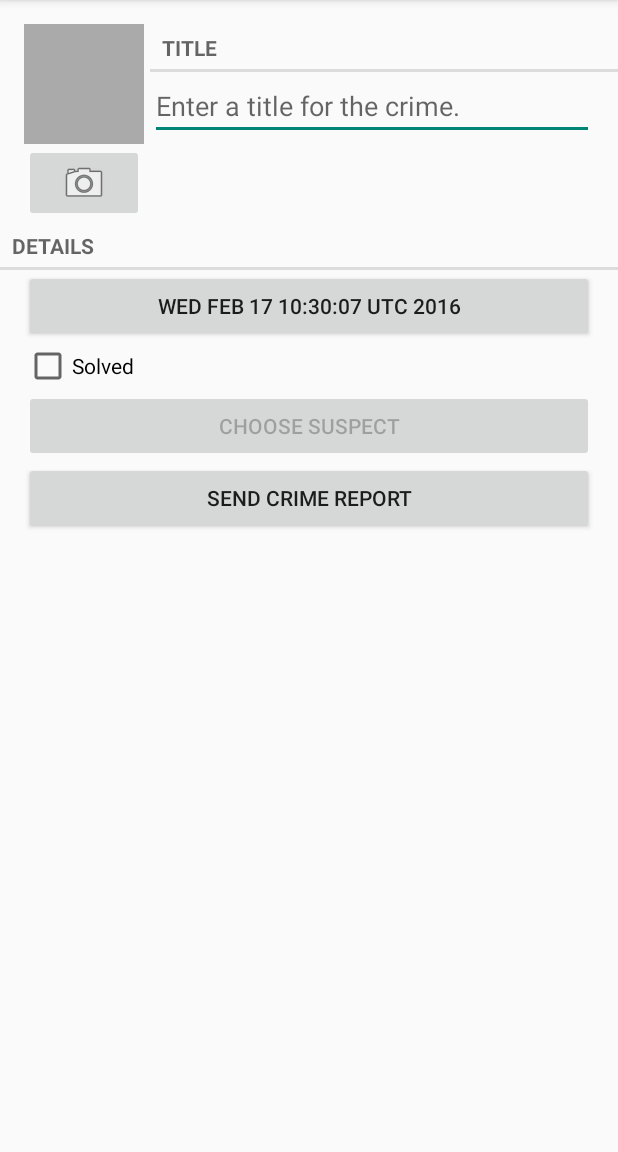
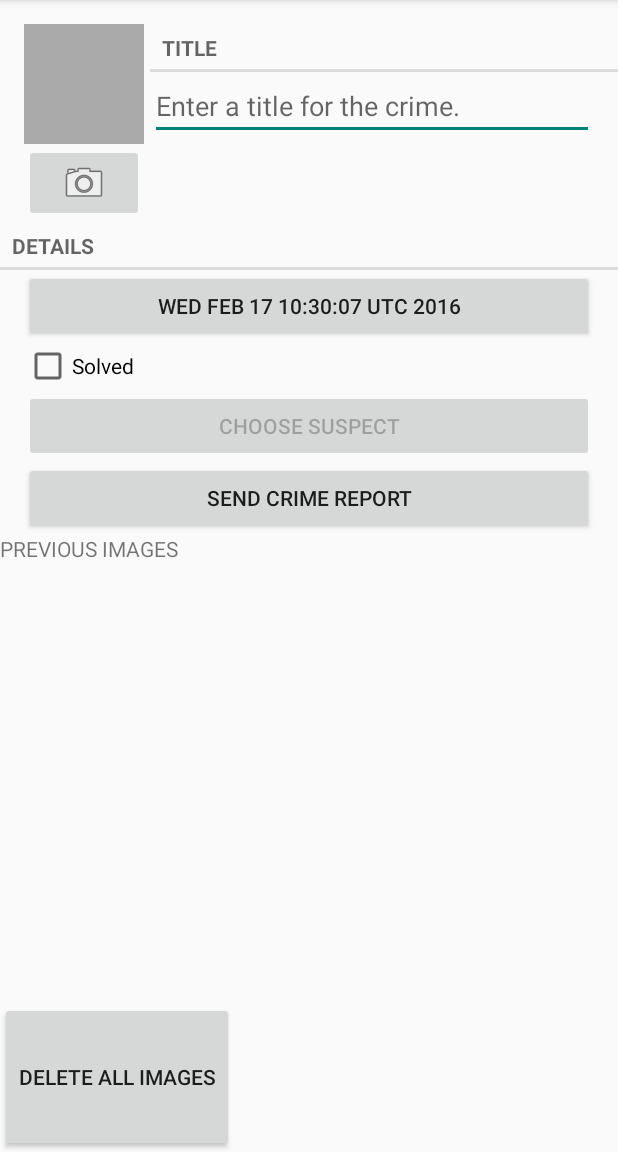
Before and after one commit to xjhao/AndroidProject, an Android app: the CrimeFragment screen opened directly, with no data from a screen before it, on a phone screen of 412 x 824 dp, the part 84-1236 px from its top. Run offline under Robolectric (Android 15) with nearby library versions, the phone set to English and light mode, and no system bars.

```diff
--- a/CriminalIntent/app/src/main/res/layout/fragment_crime.xml
+++ b/CriminalIntent/app/src/main/res/layout/fragment_crime.xml
@@ -1,23 +1,24 @@
 <?xml version="1.0" encoding="utf-8"?>
 <LinearLayout xmlns:android="http://schemas.android.com/apk/res/android"
-              android:orientation="vertical"
-              android:layout_width="match_parent"
-              android:layout_height="match_parent">
+    xmlns:tools="http://schemas.android.com/tools"
+    android:layout_width="match_parent"
+    android:layout_height="match_parent"
+    android:orientation="vertical">
 
     <include layout="@layout/view_camera_and_title" />
 
     <TextView
+        style="?android:listSeparatorTextViewStyle"
         android:layout_width="match_parent"
         android:layout_height="wrap_content"
-        android:text="@string/crime_details_label"
-        style="?android:listSeparatorTextViewStyle"/>
+        android:text="@string/crime_details_label" />
 
     <Button
         android:id="@+id/crime_date"
         android:layout_width="match_parent"
         android:layout_height="wrap_content"
         android:layout_marginLeft="16dp"
-        android:layout_marginRight="16dp"/>
+        android:layout_marginRight="16dp" />
 
     <CheckBox
         android:id="@+id/crime_solved"
@@ -25,22 +26,24 @@
         android:layout_height="wrap_content"
         android:layout_marginLeft="16dp"
         android:layout_marginRight="16dp"
-        android:text="@string/crime_solved_label"/>
+        android:text="@string/crime_solved_label" />
+
     <Button
         android:id="@+id/crime_suspect"
         android:layout_width="match_parent"
         android:layout_height="wrap_content"
         android:layout_marginLeft="16dp"
         android:layout_marginRight="16dp"
-        android:text="@string/crime_suspect_text"
-        />
+        android:text="@string/crime_suspect_text" />
+
     <Button
         android:id="@+id/crime_report"
         android:layout_width="match_parent"
         android:layout_height="wrap_content"
         android:layout_marginLeft="16dp"
         android:layout_marginRight="16dp"
-        android:text="@string/crime_report_text"
-        />
+        android:text="@string/crime_report_text" />
+
+   <include layout="@layout/show_imgs" />
 
 </LinearLayout>
--- /dev/null
+++ b/CriminalIntent/app/src/main/res/layout/show_imgs.xml
@@ -0,0 +1,29 @@
+<?xml version="1.0" encoding="utf-8"?>
+<LinearLayout xmlns:android="http://schemas.android.com/apk/res/android"
+    android:orientation="vertical" android:layout_width="match_parent"
+    android:layout_height="match_parent"
+    android:layout_weight="100"
+    >
+
+    <TextView
+        android:layout_width="wrap_content"
+        android:layout_height="wrap_content"
+        android:layout_weight="15"
+        android:text="PREVIOUS IMAGES"
+        android:id="@+id/previousImgs" />
+
+    <GridView
+        android:layout_width="match_parent"
+        android:layout_height="0dip"
+        android:layout_weight="70"
+        android:numColumns="3"
+        android:stretchMode="columnWidth"
+        android:id="@+id/gridView" />
+
+    <Button
+        android:layout_width="wrap_content"
+        android:layout_height="wrap_content"
+        android:layout_weight="15"
+        android:text="DELETE ALL IMAGES"
+        android:id="@+id/deleteAll" />
+</LinearLayout>
--- /dev/null
+++ b/CriminalIntent/app/src/main/res/layout/sss.xml
@@ -0,0 +1,6 @@
+<?xml version="1.0" encoding="utf-8"?>
+<LinearLayout xmlns:android="http://schemas.android.com/apk/res/android"
+    android:orientation="vertical" android:layout_width="match_parent"
+    android:layout_height="match_parent">
+
+</LinearLayout>
--- a/CriminalIntent/app/src/main/res/values/strings.xml
+++ b/CriminalIntent/app/src/main/res/values/strings.xml
@@ -23,4 +23,7 @@
     <string name="crime_report_suspect">the suspect is %s.</string>
     <string name="crime_report_subject">CriminalIntent Crime Report</string>
     <string name="send_report">Send crime report via</string>
+
+<!-- TODO: Remove or change this placeholder text -->
+    <string name="hello_blank_fragment">Hello blank fragment</string>
 </resources>
--- a/CriminalIntent/build.gradle
+++ b/CriminalIntent/build.gradle
@@ -5,7 +5,7 @@ buildscript {
         jcenter()
     }
     dependencies {
-        classpath 'com.android.tools.build:gradle:1.5.0'
+        classpath 'com.android.tools.build:gradle:1.2.3'
 
         // NOTE: Do not place your application dependencies here; they belong
         // in the individual module build.gradle files
```
Also changed, not shown: 1 other file.
